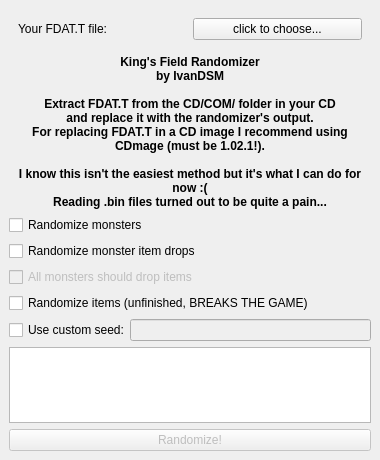
First picture: the form in Tools/KFRandomizer/mainwindow.ui, repository IvanDSM/KingsFieldRE, before the edit.
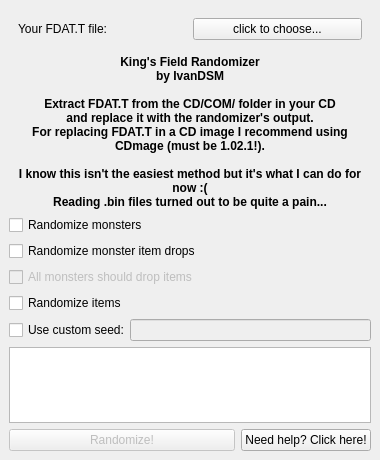
Second picture: the form after the edit. Icons and pictures are not drawn.

Commit message: KFRandomizer: Implement item randomization! Item randomization is no longer broken! This commit also adds a button to the UI for going to the manual.

The edit to the form file:
```diff
--- a/Tools/KFRandomizer/mainwindow.ui
+++ b/Tools/KFRandomizer/mainwindow.ui
@@ -120,7 +120,7 @@
     <item>
      <widget class="QCheckBox" name="itemCheck">
       <property name="text">
-       <string>Randomize items (unfinished, BREAKS THE GAME)</string>
+       <string>Randomize items</string>
       </property>
      </widget>
     </item>
@@ -176,6 +176,27 @@
      </widget>
     </item>
     <item>
+     <widget class="QFrame" name="buttonsFrame">
+      <property name="frameShape">
+       <enum>QFrame::NoFrame</enum>
+      </property>
+      <property name="frameShadow">
+       <enum>QFrame::Plain</enum>
+      </property>
+      <layout class="QHBoxLayout" name="horizontalLayout_3" stretch="10,0">
+       <property name="leftMargin">
+        <number>0</number>
+       </property>
+       <property name="topMargin">
+        <number>0</number>
+       </property>
+       <property name="rightMargin">
+        <number>0</number>
+       </property>
+       <property name="bottomMargin">
+        <number>0</number>
+       </property>
+       <item>
      <widget class="QPushButton" name="randomizeButton">
       <property name="enabled">
        <bool>false</bool>
@@ -183,6 +204,16 @@
       <property name="text">
        <string>Randomize!</string>
       </property>
+        </widget>
+       </item>
+       <item>
+        <widget class="QPushButton" name="manualButton">
+         <property name="text">
+          <string>Need help? Click here!</string>
+         </property>
+        </widget>
+       </item>
+      </layout>
      </widget>
     </item>
    </layout>
```
Lines whose indentation alone changed are shown as unchanged. The commit also changes 4 other files.
